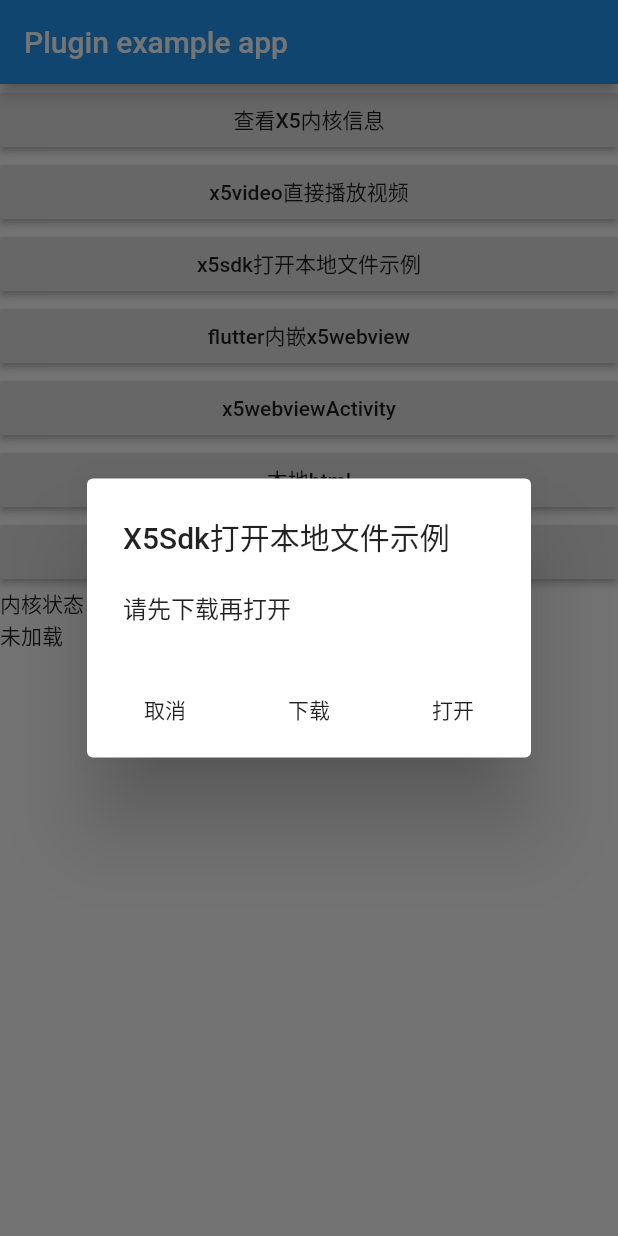
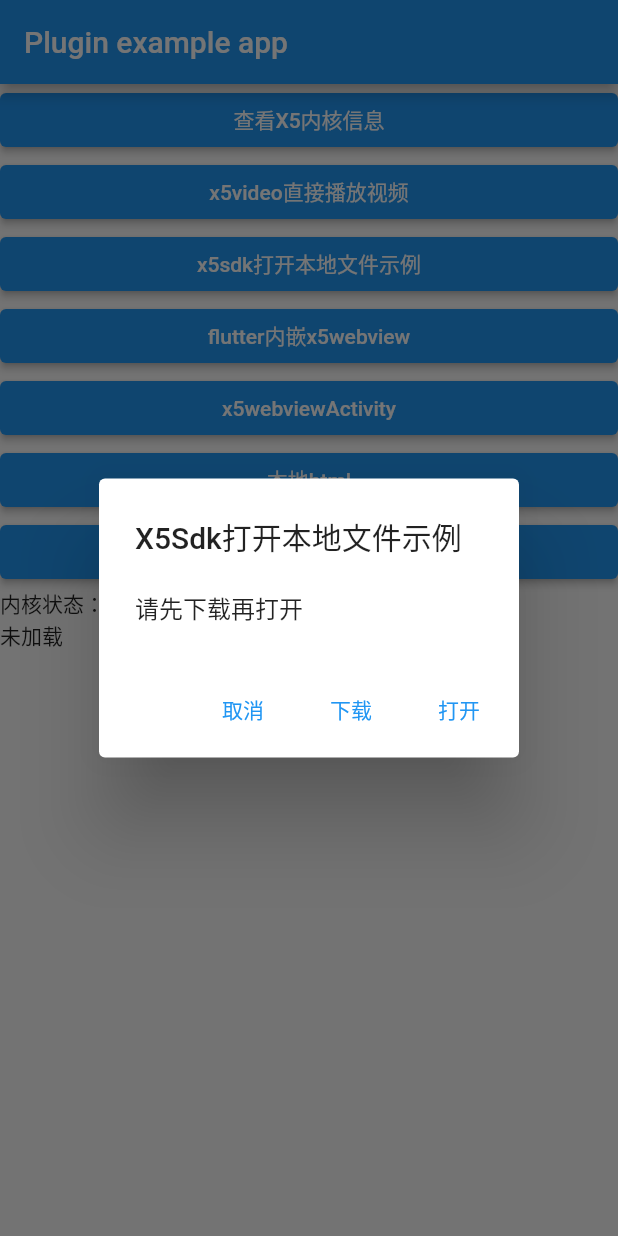
Before and after one commit to VenusCao/x5_webview_flutter, a Flutter app: the screen it shows after launch, after a tap on "x5sdk打开本地文件示例", on a phone screen of 412 x 824 dp. Run offline on Flutter 3.47's test engine with Material 2 defaults, Android fonts, the phone set to English and light mode, and no system bars; our stand-ins replace dio, permission_handler, webview_flutter.

Commit message:
发布0.3.2

```diff
--- a/example/lib/demo.dart
+++ b/example/lib/demo.dart
@@ -38,6 +38,7 @@ class _DemoWebViewPageState extends State<DemoWebViewPage> {
                     ? X5WebView(
                         url: url,
                         javaScriptEnabled: true,
+                        domStorageEnabled: true,
                         header: {"TestHeader": "测试", "MSG": "在？在干嘛？吃饭了没？"},
                         userAgentString: "aaaa",
                         javascriptChannels: JavascriptChannels(
@@ -95,7 +96,7 @@ class _DemoWebViewPageState extends State<DemoWebViewPage> {
                                 return AlertDialog(
                                   content: Text("url==$_url"),
                                   actions: [
-                                    FlatButton(
+                                    TextButton(
                                       child: Text("我知道了"),
                                       onPressed: () {
                                         Navigator.pop(context);
@@ -125,7 +126,7 @@ class _DemoWebViewPageState extends State<DemoWebViewPage> {
 //                print(body);
                         },
                       )),
-            RaisedButton(
+            ElevatedButton(
               onPressed: () {
                 _controller.evaluateJavascript(
                     'document.getElementById("input").value="flutter调用js成功！"');
--- a/example/lib/main.dart
+++ b/example/lib/main.dart
@@ -47,13 +47,13 @@ class _HomePageState extends State<HomePage> {
       body: Center(
         child: ListView(
           children: <Widget>[
-            RaisedButton(
+            ElevatedButton(
                 onPressed: () async {
                   X5Sdk.openWebActivity("http://debugtbs.qq.com",
                       title: "X5内核信息");
                 },
                 child: Text("查看X5内核信息")),
-            RaisedButton(
+            ElevatedButton(
                 onPressed: () async {
                   showInputDialog(
                       onConfirm: (url) async {
@@ -73,7 +73,7 @@ class _HomePageState extends State<HomePage> {
                   // }
                 },
                 child: Text("x5video直接播放视频")),
-            RaisedButton(
+            ElevatedButton(
                 onPressed: () async {
                   showDialog(
                       context: context,
@@ -82,13 +82,13 @@ class _HomePageState extends State<HomePage> {
                           title: Text("X5Sdk打开本地文件示例"),
                           content: Text("请先下载再打开"),
                           actions: <Widget>[
-                            FlatButton(
+                            TextButton(
                               onPressed: () async {
                                 Navigator.pop(context);
                               },
                               child: Text("取消"),
                             ),
-                            FlatButton(
+                            TextButton(
                               onPressed: () async {
                                 try {
                                   showDialog(
@@ -126,7 +126,7 @@ class _HomePageState extends State<HomePage> {
                               },
                               child: Text("下载"),
                             ),
-                            FlatButton(
+                            TextButton(
                               onPressed: () async {
                                 var dir = await getExternalStorageDirectory();
                                 print(dir);
@@ -143,7 +143,7 @@ class _HomePageState extends State<HomePage> {
                       });
                 },
                 child: Text("x5sdk打开本地文件示例")),
-            RaisedButton(
+            ElevatedButton(
                 onPressed: () async {
 //                                          Navigator.of(context).push(
 //                            CupertinoPageRoute(builder: (BuildContext context) {
@@ -173,7 +173,7 @@ class _HomePageState extends State<HomePage> {
                   }));
                 },
                 child: Text("flutter内嵌x5webview")),
-            RaisedButton(
+            ElevatedButton(
                 onPressed: () async {
                   showInputDialog(
                       onConfirm: (url) {
@@ -182,7 +182,7 @@ class _HomePageState extends State<HomePage> {
                       defaultText: "https://www.baidu.com");
                 },
                 child: Text("x5webviewActivity")),
-            RaisedButton(
+            ElevatedButton(
                 onPressed: () async {
                   var fileHtmlContents =
                       await rootBundle.loadString("assets/index.html");
@@ -194,7 +194,7 @@ class _HomePageState extends State<HomePage> {
                   await X5Sdk.openWebActivity(url, title: "本地html示例");
                 },
                 child: Text("本地html")),
-            RaisedButton(
+            ElevatedButton(
                 onPressed: () async {
                   loadX5();
                 },
@@ -219,12 +219,12 @@ class _HomePageState extends State<HomePage> {
               controller: _controller,
             ),
             actions: <Widget>[
-              FlatButton(
+              TextButton(
                   onPressed: () {
                     Navigator.pop(context);
                   },
                   child: Text("取消")),
-              FlatButton(
+              TextButton(
                   onPressed: () async {
                     Navigator.pop(context);
                     onConfirm(_controller.text);
@@ -257,18 +257,18 @@ class _HomePageState extends State<HomePage> {
             return AlertDialog(
               content: Text("请同意所有权限后再尝试加载X5"),
               actions: [
-                FlatButton(
+                TextButton(
                     onPressed: () {
                       Navigator.pop(context);
                     },
                     child: Text("取消")),
-                FlatButton(
+                TextButton(
                     onPressed: () {
                       Navigator.pop(context);
                       loadX5();
                     },
                     child: Text("再次加载")),
-                FlatButton(
+                TextButton(
                     onPressed: () {
                       Navigator.pop(context);
                       openAppSettings();
@@ -316,7 +316,7 @@ class _HomePageState extends State<HomePage> {
           return AlertDialog(
             content: Text(msg),
             actions: [
-              FlatButton(
+              TextButton(
                   onPressed: () {
                     Navigator.pop(context);
                   },
--- a/lib/x5_webview.dart
+++ b/lib/x5_webview.dart
@@ -22,6 +22,7 @@ class X5WebView extends StatefulWidget {
   final HideCustomViewCallback? onHideCustomView;
   final ProgressChangedCallback? onProgressChanged;
   final bool javaScriptEnabled;
+  final bool domStorageEnabled;
   final JavascriptChannels? javascriptChannels;
   final UrlLoading? onUrlLoading;
   final Map<String, String>? header;
@@ -39,6 +40,7 @@ class X5WebView extends StatefulWidget {
       this.onProgressChanged,
       this.onUrlLoading,
       this.header,
+      this.domStorageEnabled = true,
       this.userAgentString})
       : super(key: key);
 
@@ -228,6 +230,7 @@ class _CreationParams {
   _CreationParams(
       {required this.url,
       this.javaScriptEnabled = true,
+      this.domStorageEnabled = true,
       this.javascriptChannels,
       this.urlInterceptEnabled = false,
       this.header,
@@ -237,6 +240,7 @@ class _CreationParams {
     return _CreationParams(
         url: widget.url,
         javaScriptEnabled: widget.javaScriptEnabled,
+        domStorageEnabled: widget.domStorageEnabled,
         javascriptChannels: widget.javascriptChannels?.names,
         urlInterceptEnabled: widget.onUrlLoading != null,
         userAgentString: widget.userAgentString,
@@ -245,6 +249,7 @@ class _CreationParams {
 
   final String url;
   final bool javaScriptEnabled;
+  final bool domStorageEnabled;
   final List<String>? javascriptChannels;
   final Map<String, String>? header;
   final bool urlInterceptEnabled;
@@ -254,6 +259,7 @@ class _CreationParams {
     return <String, dynamic>{
       'url': url,
       'javaScriptEnabled': javaScriptEnabled,
+      'domStorageEnabled': domStorageEnabled,
       "javascriptChannels": javascriptChannels,
       "urlInterceptEnabled": urlInterceptEnabled,
       "header": header,
--- a/pubspec.yaml
+++ b/pubspec.yaml
@@ -1,6 +1,6 @@
 name: x5_webview
 description: A Webview Flutter plugin of Tencent X5 Kernel,Improving WebView browsing experience,Support Android Platform Only.
-version: 0.3.1
+version: 0.3.2
 #author: caojinxing <793710663@qq.com>
 homepage: https://github.com/VenusCao/x5_webview_flutter
 
```
Also changed, not shown: example/pubspec.lock, 3 other files.
